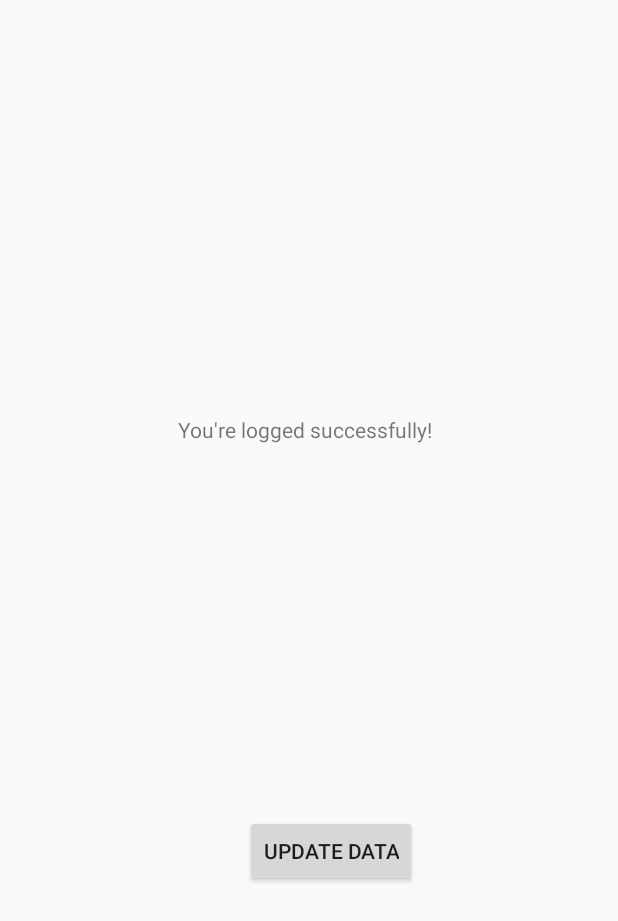
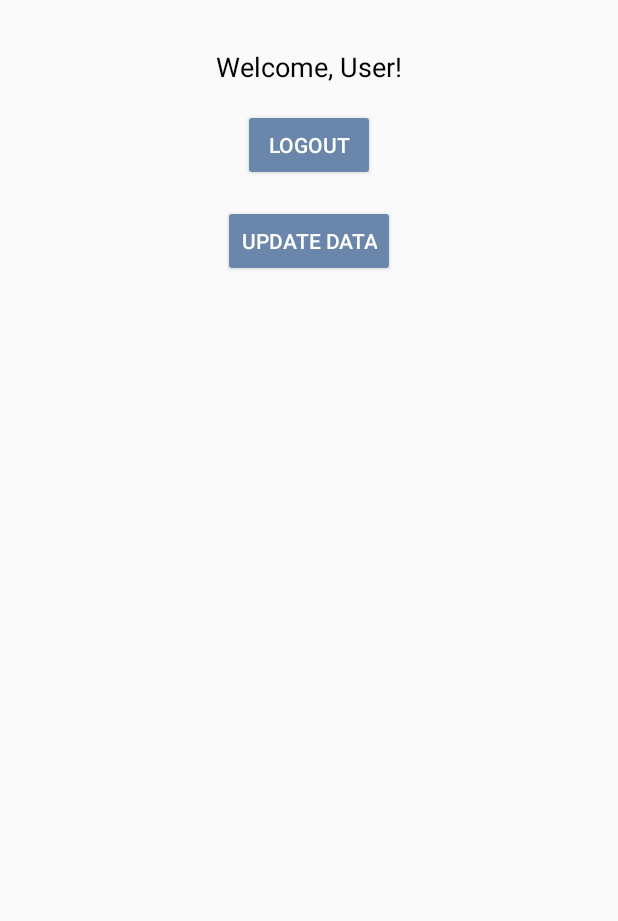
Before and after one commit to natalia0sperczynska/CareMate, an Android app: the MainUser screen opened directly, with no data from a screen before it, on a phone screen of 412 x 824 dp. Shown: the top 921 px of the screen. Run offline under Robolectric (Android 15) with nearby library versions, the phone set to English and light mode, and no system bars; our stand-ins replace Firebase (no records; nobody signed in at launch, a user with empty details on screens opened directly).

Commit message:
update data user collection

```diff
--- a/app/src/main/java/com/example/myfirstapp/MainUser.kt
+++ b/app/src/main/java/com/example/myfirstapp/MainUser.kt
@@ -1,34 +1,42 @@
 package com.example.myfirstapp
 
-import android.annotation.SuppressLint
 import android.content.Intent
 import android.os.Bundle
+import android.util.Log
 import android.widget.Button
 import android.widget.TextView
+import android.widget.Toast
 import androidx.activity.enableEdgeToEdge
 import androidx.appcompat.app.AppCompatActivity
-import androidx.core.view.ViewCompat
-import androidx.core.view.WindowInsetsCompat
+import androidx.lifecycle.lifecycleScope
+import com.example.myfirstapp.firebase.FireStore
+import com.google.firebase.auth.FirebaseAuth
+import kotlinx.coroutines.launch
 
 class MainUser : AppCompatActivity() {
-    @SuppressLint("MissingInflatedId")
+
+    private val auth = FirebaseAuth.getInstance() // Firebase authentication instance
+    private val firestoreClass = FireStore() // Firestore interaction helper class
+
+   // @SuppressLint("MissingInflatedId")
     override fun onCreate(savedInstanceState: Bundle?) {
         super.onCreate(savedInstanceState)
-        enableEdgeToEdge()
+        //enableEdgeToEdge()
         setContentView(R.layout.activity_main_user)
-        ViewCompat.setOnApplyWindowInsetsListener(findViewById(R.id.main)) { v, insets ->
-            val systemBars = insets.getInsets(WindowInsetsCompat.Type.systemBars())
-            v.setPadding(systemBars.left, systemBars.top, systemBars.right, systemBars.bottom)
-            insets
+
+       val userId=intent.getStringExtra("uID")
+       val email = intent.getStringExtra("email")
+
+       findViewById<TextView>(R.id.message).text = "Welcome, ${email ?: "User"}!"
+       if (userId != null) {
+           loadUserData(userId)
        }
-        val textView = findViewById<TextView>(R.id.message)
-        textView.text = "You're logged successfully!"
-
        val logout: Button = findViewById(R.id.logoutButton)
-
        logout.setOnClickListener {
+           FirebaseAuth.getInstance().signOut() // Sign out the user
            val intent = Intent(this, MainActivity::class.java)
            startActivity(intent)
+           finish() // Prevent returning to this activity when back is pressed
        }
        val updateData: Button = findViewById(R.id.updatedataButton)
 
@@ -36,6 +44,28 @@ class MainUser : AppCompatActivity() {
            val intent = Intent(this, UpdateDataActivity::class.java)
            startActivity(intent)
        }
+
+   }
+
+
+    private fun loadUserData(userId: String) {
+        lifecycleScope.launch {
+            try {
+                // Fetch user data from Firestore
+                val data = firestoreClass.loadUserData(userId)
+                if (data != null) {
+                    Toast.makeText(this@MainUser, "\"Welcome back!", Toast.LENGTH_SHORT).show()
+                } else {
+                    Toast.makeText(this@MainUser, "No user data found.", Toast.LENGTH_SHORT).show()
+                }
+            } catch (e: Exception) {
+                Toast.makeText(
+                    this@MainUser,
+                    "Failed to load user data: ${e.message}",
+                    Toast.LENGTH_SHORT
+                ).show()
+            }
+        }
     }
 
 
--- a/app/src/main/java/com/example/myfirstapp/firebase/FireStore.kt
+++ b/app/src/main/java/com/example/myfirstapp/firebase/FireStore.kt
@@ -1,6 +1,5 @@
 package com.example.myfirstapp.firebase
 import com.google.firebase.firestore.FirebaseFirestore
-import com.google.firebase.firestore.SetOptions
 import kotlinx.coroutines.tasks.await
 
 
--- a/app/src/main/res/layout/activity_main_user.xml
+++ b/app/src/main/res/layout/activity_main_user.xml
@@ -1,8 +1,8 @@
 <?xml version="1.0" encoding="utf-8"?>
-<androidx.constraintlayout.widget.ConstraintLayout xmlns:android="http://schemas.android.com/apk/res/android"
+<androidx.constraintlayout.widget.ConstraintLayout
+    xmlns:android="http://schemas.android.com/apk/res/android"
     xmlns:app="http://schemas.android.com/apk/res-auto"
     xmlns:tools="http://schemas.android.com/tools"
-    android:id="@+id/main"
     android:layout_width="match_parent"
     android:layout_height="match_parent"
     tools:context=".MainUser">
@@ -11,43 +11,36 @@
         android:id="@+id/message"
         android:layout_width="wrap_content"
         android:layout_height="wrap_content"
-        android:layout_marginStart="174dp"
-        android:layout_marginTop="230dp"
-        android:layout_marginEnd="179dp"
-        android:layout_marginBottom="482dp"
         android:text="You're logged successfully!"
-        app:layout_constraintBottom_toBottomOf="parent"
+        android:textSize="18sp"
+        android:textColor="@color/black"
+        app:layout_constraintTop_toTopOf="parent"
+        app:layout_constraintStart_toStartOf="parent"
         app:layout_constraintEnd_toEndOf="parent"
-        app:layout_constraintStart_toStartOf="parent"
-        app:layout_constraintTop_toTopOf="parent" />
+        android:layout_marginTop="32dp" />
 
     <Button
         android:id="@+id/logoutButton"
         android:layout_width="wrap_content"
         android:layout_height="wrap_content"
-        android:layout_marginStart="16dp"
-        android:layout_marginTop="41dp"
-        android:layout_marginEnd="307dp"
-        android:layout_marginBottom="802dp"
         android:text="Logout"
-        app:layout_constraintBottom_toBottomOf="parent"
+        android:textColor="@color/white"
+        android:backgroundTint="@color/blue"
+        app:layout_constraintTop_toBottomOf="@id/message"
+        app:layout_constraintStart_toStartOf="parent"
         app:layout_constraintEnd_toEndOf="parent"
-        app:layout_constraintStart_toStartOf="parent"
-        app:layout_constraintTop_toTopOf="parent" />
+        android:layout_marginTop="16dp" />
 
     <Button
         android:id="@+id/updatedataButton"
         android:layout_width="wrap_content"
         android:layout_height="wrap_content"
-        android:layout_marginStart="163dp"
-        android:layout_marginTop="247dp"
-        android:layout_marginEnd="133dp"
-        android:layout_marginBottom="267dp"
-        android:text="Update data"
-        app:layout_constraintBottom_toBottomOf="parent"
+        android:text="Update Data"
+        android:textColor="@color/white"
+        android:backgroundTint="@color/blue"
+        app:layout_constraintTop_toBottomOf="@id/logoutButton"
+        app:layout_constraintStart_toStartOf="parent"
         app:layout_constraintEnd_toEndOf="parent"
-        app:layout_constraintHorizontal_bias="0.0"
-        app:layout_constraintStart_toStartOf="parent"
-        app:layout_constraintTop_toBottomOf="@+id/message"
-        app:layout_constraintVertical_bias="0.0" />
+        android:layout_marginTop="16dp" />
+
 </androidx.constraintlayout.widget.ConstraintLayout>
```
Also changed, not shown: app/src/main/java/com/example/myfirstapp/LoginActivity.kt (+6 -6 lines). Lines whose indentation alone changed are shown as unchanged.
